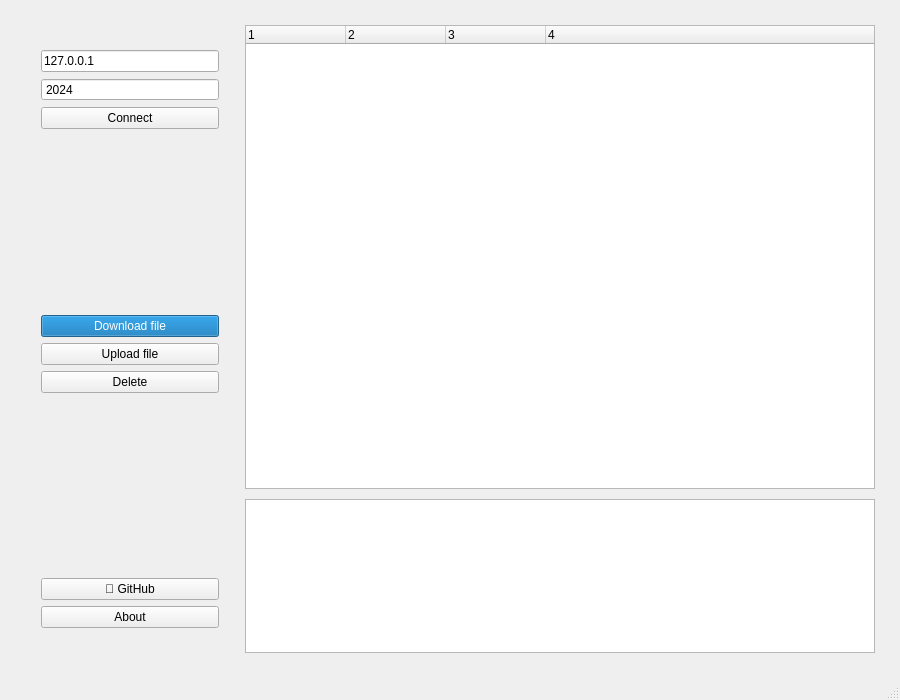
This is Client/mainwindow.ui in hrebeniukde/NG_2024_NoTransfer as Qt 5 draws it before an edit. The edited form follows.
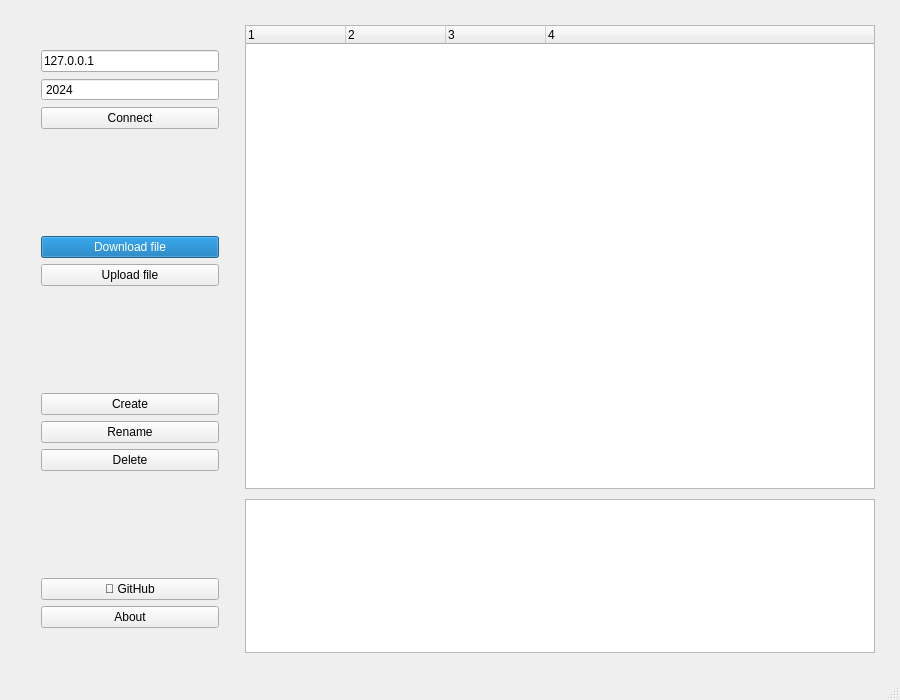
This is the edited form. Custom widgets are drawn as their Qt base class.

```diff
--- a/Client/mainwindow.ui
+++ b/Client/mainwindow.ui
@@ -111,6 +111,33 @@
          </property>
         </widget>
        </item>
+       <item>
+        <spacer name="verticalSpacer_3">
+         <property name="orientation">
+          <enum>Qt::Orientation::Vertical</enum>
+         </property>
+         <property name="sizeHint" stdset="0">
+          <size>
+           <width>20</width>
+           <height>40</height>
+          </size>
+         </property>
+        </spacer>
+       </item>
+       <item>
+        <widget class="QPushButton" name="createButton">
+         <property name="text">
+          <string>Create</string>
+         </property>
+        </widget>
+       </item>
+       <item>
+        <widget class="QPushButton" name="renameButton">
+         <property name="text">
+          <string>Rename</string>
+         </property>
+        </widget>
+       </item>
        <item>
         <widget class="QPushButton" name="deleteButton">
          <property name="text">
```
Left out of the diff: 2 changed lines with no effect on the pictures.
